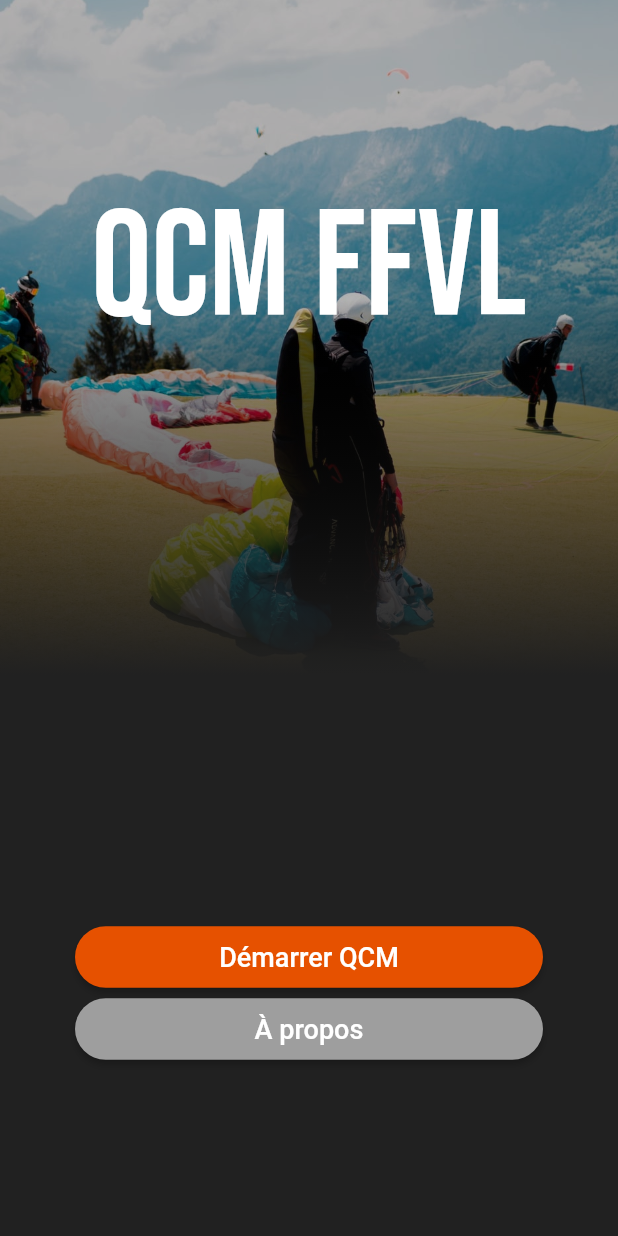
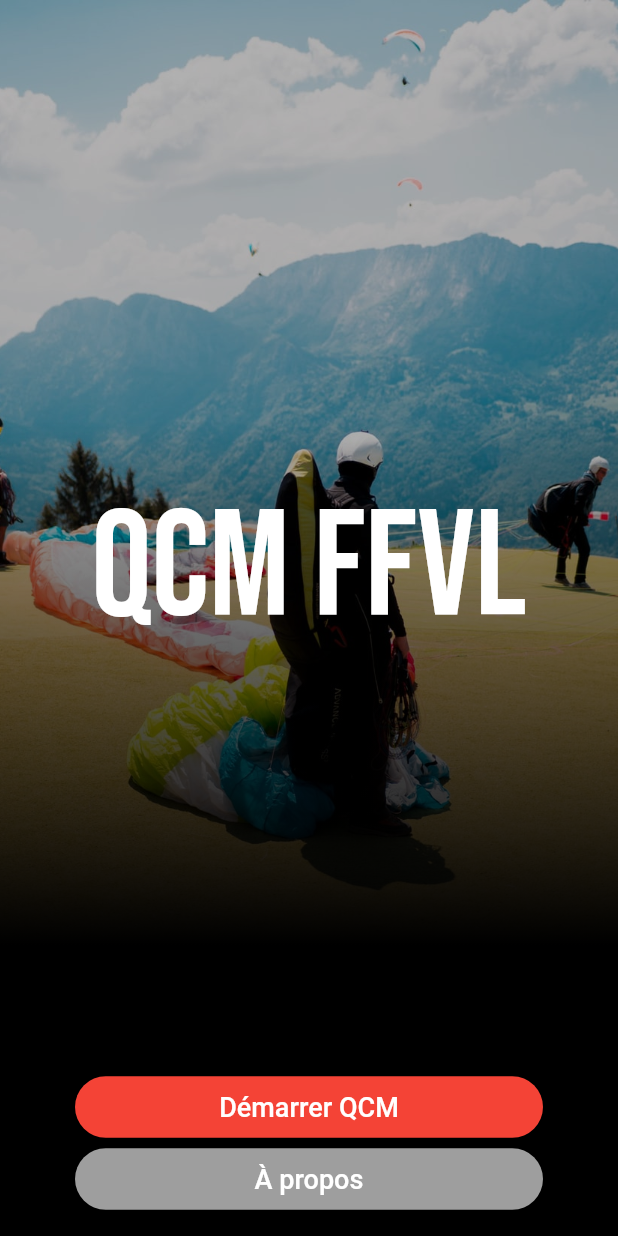
Before and after one commit to Aloysb/quizz_ffv, a Flutter app: the screen it shows after launch, on a phone screen of 412 x 824 dp. Run offline on Flutter 3.47's test engine with Material 2 defaults, Android fonts, the phone set to English and light mode, and no system bars; our stand-ins replace csv, mvc_pattern.

Commit message:
Styling work on the home page

```diff
--- a/lib/component/Headers.dart
+++ b/lib/component/Headers.dart
@@ -64,7 +64,7 @@
                       color: Colors.green,
                     ),
               Text(
-                Controller.getScoreInPercent().toString(),
+                Controller.getScoreInPercent().toString() + ' %',
                 style: TextStyle(
                   color: Colors.white,
                   fontSize: 25.0,
--- a/lib/views/Home.dart
+++ b/lib/views/Home.dart
@@ -19,7 +19,7 @@
                 alignment: Alignment.bottomCenter,
                 children: [
                   Container(
-                    height: 500.0,
+                    height: 700.0,
                     width: double.infinity,
                     child: Image.asset(
                       'assets/images/hero.jpeg',
@@ -27,7 +27,7 @@
                     ),
                   ),
                   Container(
-                    height: 500,
+                    height: 700,
                     width: double.infinity,
                     decoration: BoxDecoration(
                       color: Colors.black.withOpacity(.3),
@@ -35,12 +35,12 @@
                   ),
                   Container(
                     width: double.infinity,
-                    height: 500,
+                    height: 700,
                     decoration: BoxDecoration(
                       gradient: LinearGradient(
                         begin: Alignment.bottomCenter,
                         end: Alignment.topCenter,
-                        colors: [Colors.grey[900], Colors.transparent],
+                        colors: [Colors.black, Colors.transparent],
                         stops: [0.1, 0.6],
                       ),
                     ),
@@ -48,22 +48,29 @@
                   Container(
                     height: 500,
                     padding: EdgeInsets.only(top: 120.0),
-                    child: Text(
-                      'QCM FFVL',
-                      textAlign: TextAlign.center,
-                      style: TextStyle(
-                        fontFamily: 'BebasNeue',
-                        fontSize: 100.0,
-                        color: Colors.white,
-                      ),
-                    ),
+                    child: Text('QCM FFVL',
+                        textAlign: TextAlign.center,
+                        style: TextStyle(
+                          fontFamily: 'BebasNeue',
+                          fontSize: 100.0,
+                          color: Colors.white,
+                        )),
                   ),
                 ],
               ),
             ),
             Expanded(
               child: Container(
-                color: Colors.grey[900],
+                decoration: BoxDecoration(
+                  boxShadow: [
+                    BoxShadow(
+                      color: Colors.black,
+                      spreadRadius: 1.0,
+                      offset: Offset(0, -2),
+                    )
+                  ],
+                  color: Colors.black,
+                ),
                 width: 250.0,
                 child: Padding(
                   padding: EdgeInsets.symmetric(horizontal: 50, vertical: 0),
@@ -82,7 +89,7 @@
                             color: Colors.white,
                           ),
                         ),
-                        color: Colors.orange[900],
+                        color: Colors.red,
                         onPressed: () {
                           Navigator.push(
                             context,
```
